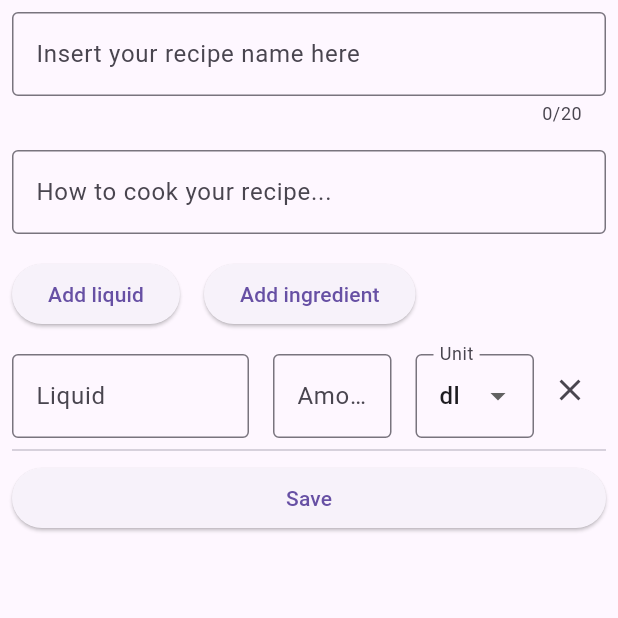
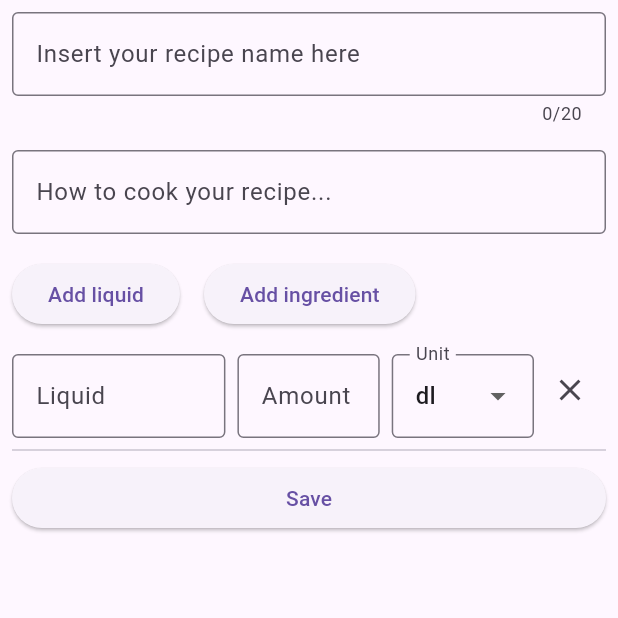
Before and after one commit to JuhanaTa/flutter_recipe_book, a Flutter app: the RecipeAddWidget screen opened directly, after a tap on "Add liquid", on a phone screen of 412 x 824 dp, the top half of it. Run offline on Flutter 3.47's test engine with Material 3 defaults, Android fonts, the phone set to English and light mode, and no system bars; drawn by our look-alikes of flutter_form_builder; our stand-ins replace form_builder_validators, get, hive_ce_flutter; accounts and stored records are empty.

Commit message:
fixing responsiveness

```diff
--- a/lib/controllers/recipe_controller.dart
+++ b/lib/controllers/recipe_controller.dart
@@ -60,6 +60,8 @@ class RecipeController {
   }
 
   void filterRecipes(String searchWord) {
+    // Find matching recipes with searchword and assign them into filteredRecipes
+    // searchword and recipe name handled with lowercase to eliminate differencies with lower/higher cases
     filteredRecipes.value = recipes.where((recipe) {
       return recipe.name.toLowerCase().contains(searchWord.toLowerCase());
     }).toList();
--- a/lib/models/recipe.dart
+++ b/lib/models/recipe.dart
@@ -8,6 +8,7 @@ class Recipe {
 
   Recipe({required this.name, required this.description, required this.ingredients, required this.favorite});
 
+  // From Recipe to JSON
   Map<String, dynamic> toJson() => {
         'name': name,
         'description': description,
@@ -15,6 +16,7 @@ class Recipe {
         'ingredients': ingredients.map((ing) => ing.toJson()).toList(),
       };
 
+  // From JSON to Recipe
   factory Recipe.fromJson(Map<String, dynamic> json) {
     var ingredientsJSON = json['ingredients'] as List<dynamic>?;
 
--- a/lib/screens/home_screen.dart
+++ b/lib/screens/home_screen.dart
@@ -19,11 +19,13 @@ List<Widget> mainComponents() {
 }
 
 class Breakpoints {
-  static const sm = 640;
+  static const sm = 550;
   static const md = 768;
 }
 
 class HomeScreen extends StatelessWidget {
+  const HomeScreen({super.key});
+
   @override
   Widget build(BuildContext context) {
     return Scaffold(
--- a/lib/widgets/recipe_add_widget.dart
+++ b/lib/widgets/recipe_add_widget.dart
@@ -154,7 +154,7 @@ class RecipeAddWidget extends StatelessWidget {
                             crossAxisAlignment: CrossAxisAlignment.start,
                             children: [
                               Expanded(
-                                flex: 2,
+                                flex: 3,
                                 child: FormBuilderTextField(
                                   name: 'ingredient$i',
                                   controller: field.itemController,
@@ -166,9 +166,9 @@ class RecipeAddWidget extends StatelessWidget {
                                   ),
                                 ),
                               ),
-                              SizedBox(width: 16),
+                              SizedBox(width: 8),
                               Expanded(
-                                flex: 1,
+                                flex: 2,
                                 child: FormBuilderTextField(
                                   name: 'amount$i',
                                   controller: field.amountController,
@@ -190,9 +190,9 @@ class RecipeAddWidget extends StatelessWidget {
                                   ),
                                 ),
                               ),
-                              SizedBox(width: 16),
+                              SizedBox(width: 8),
                               Expanded(
-                                flex: 1,
+                                flex: 2,
                                 child: DropdownButtonFormField<String>(
                                   value: field.defUnit.value,
                                   autovalidateMode: AutovalidateMode.always,
```
Also changed, not shown: lib/widgets/recipe_inspect_widget.dart (+5 -2 lines).
